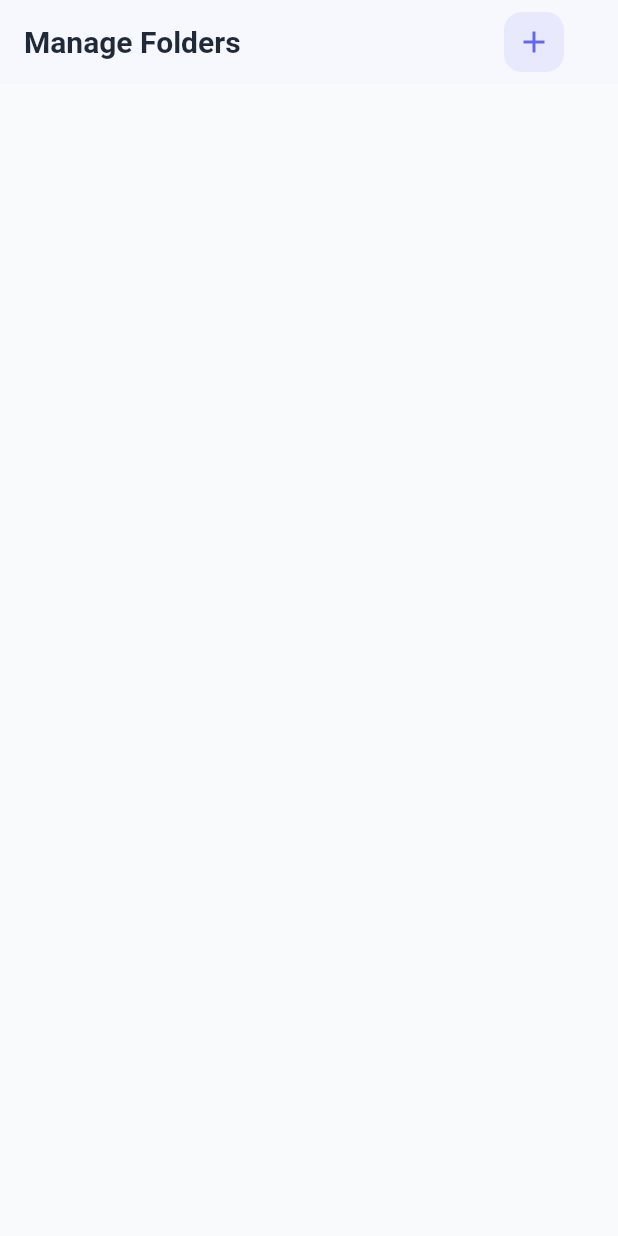
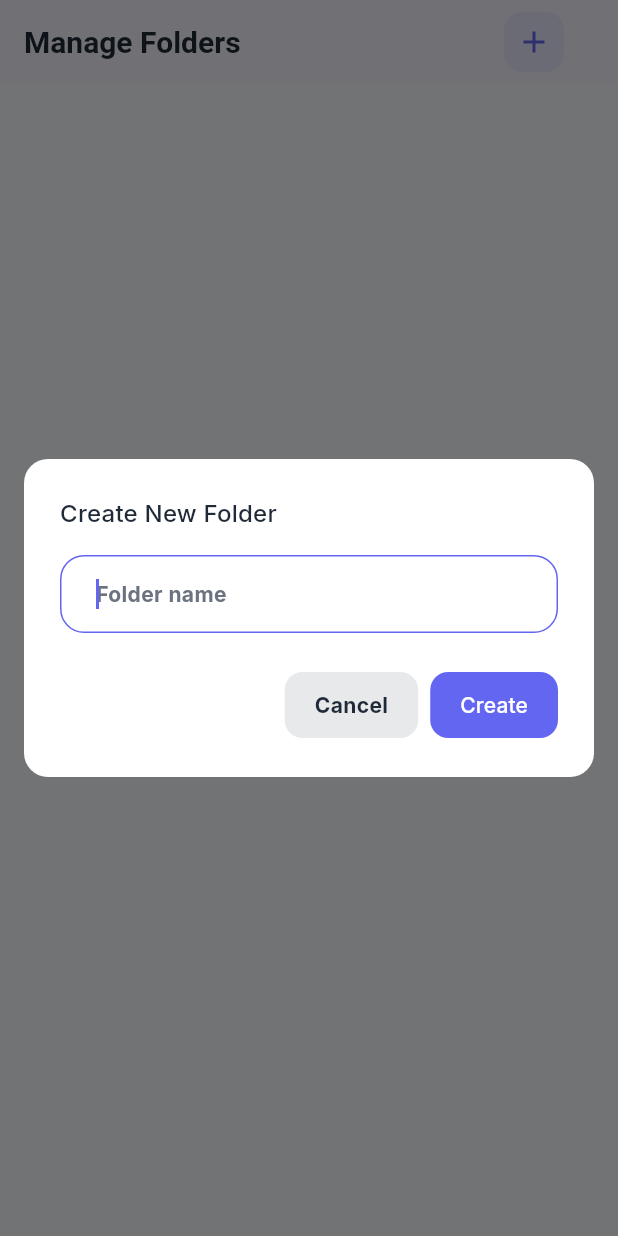
Before and after one commit to ketchstudio/ai-memo-app, a Flutter app: the FolderManagementScreen screen opened by its route, after a tap on the "add" icon, on a phone screen of 412 x 824 dp. Run offline on Flutter 3.47's test engine with Material 3 defaults, Android fonts, the phone set to English and light mode, and no system bars; our stand-ins replace bloc, equatable, firebase_core, flutter_bloc, flutter_dotenv, get_it and 4 more; missing offline and left inert: supabase_auth_ui; accounts and stored records are empty; statements that could not run were skipped.

Commit message:
Refactor: remove debug print statements and enhance folder state management

```diff
--- a/lib/ana_app.dart
+++ b/lib/ana_app.dart
@@ -5,6 +5,8 @@ import 'package:ana_flutter/presentation/routers/app_router.dart';
 import 'package:ana_flutter/presentation/theme/app_colors.dart';
 import 'package:flutter/material.dart';
 import 'package:flutter_bloc/flutter_bloc.dart';
+
+import 'core/presentation/snackbar_manager.dart';
 
 class AnaApp extends StatelessWidget {
   AnaApp({super.key});
@@ -28,8 +30,7 @@ class AnaApp extends StatelessWidget {
           return BlocProvider<FolderBloc>(
             // key ensures a fresh FolderBloc after login/logout
             key: ValueKey(authState is AuthAuthenticated),
-            create: (_) =>
-            authState is AuthAuthenticated
+            create: (_) => authState is AuthAuthenticated
                 ? FolderBloc()
                 : FolderBloc.empty(), // or a dummy/inactive bloc if needed
             child: BlocBuilder<ThemeCubit, ThemeMode>(
@@ -42,6 +43,7 @@ class AnaApp extends StatelessWidget {
                   routerConfig: AppRouter(
                     isAuth: authState is AuthAuthenticated,
                   ).router,
+                  scaffoldMessengerKey: SnackbarManager.messengerKey,
                 );
               },
             ),
--- /dev/null
+++ b/lib/core/presentation/snackbar_manager.dart
@@ -0,0 +1,58 @@
+import 'package:flutter/material.dart';
+
+/// Defines types of snackbars for styling.
+enum SnackbarType { info, success, warning, error }
+
+/// Global manager for showing SnackBars from anywhere in the app.
+class SnackbarManager {
+  /// Key to access the ScaffoldMessenger.
+  static final GlobalKey<ScaffoldMessengerState> messengerKey = GlobalKey<ScaffoldMessengerState>();
+
+  /// Shows a SnackBar with the given message and style.
+  ///
+  /// [message]: Text to display.
+  /// [type]: Visual style of the bar.
+  /// [duration]: How long to show it.
+  /// [actionLabel] & [onAction]: Optional button label and callback.
+  static void show({
+    required String message,
+    SnackbarType type = SnackbarType.info,
+    Duration duration = const Duration(seconds: 3),
+    String? actionLabel,
+    VoidCallback? onAction,
+  }) {
+    // Build styled SnackBar
+    final snackBar = SnackBar(
+      content: Text(message),
+      backgroundColor: _backgroundColor(type),
+      duration: duration,
+      action: actionLabel != null
+          ? SnackBarAction(
+        label: actionLabel,
+        textColor: Colors.white,
+        onPressed: onAction ?? () {},
+      )
+          : null,
+    );
+
+    // Remove current one (if any) and show new
+    messengerKey.currentState
+      ?..removeCurrentSnackBar()
+      ..showSnackBar(snackBar);
+  }
+
+  /// Maps [SnackbarType] to a background color.
+  static Color _backgroundColor(SnackbarType type) {
+    switch (type) {
+      case SnackbarType.success:
+        return Colors.green;
+      case SnackbarType.warning:
+        return Colors.orange;
+      case SnackbarType.error:
+        return Colors.red;
+      case SnackbarType.info:
+      default:
+        return Colors.blueGrey;
+    }
+  }
+}
--- a/lib/core/presentation/widget/inverse_text_button.dart
+++ b/lib/core/presentation/widget/inverse_text_button.dart
@@ -30,6 +30,7 @@ class InverseTextButton extends StatelessWidget {
     final overrideTextColor = textColor ?? contrastColor;
     return TextButton(
       style: ElevatedButton.styleFrom(
+        textStyle: textStyle?.copyWith(color: overrideTextColor),
         backgroundColor: backgroundColor,
         foregroundColor: contrastColor,
         padding: padding,
--- a/lib/core/result/result_ext.dart
+++ b/lib/core/result/result_ext.dart
@@ -26,7 +26,6 @@ AsyncResultDart<T, AppError> runCatchingAsync<T extends Object>(
     final value = await action();
     return Success(value);
   } catch (e) {
-    print('Error in runCatchingAsync: $e');
     final appErr = ErrorMapper.map(e);
     return Failure(appErr);
   }
--- a/lib/data/remote/supabase_folder_remote_datasource.dart
+++ b/lib/data/remote/supabase_folder_remote_datasource.dart
@@ -26,10 +26,12 @@ class SupabaseRemoteFolderDataSource extends FolderDataSource {
     final response = await client
         .from(SupabaseDatabaseTable.folders)
         .insert({'name': name})
+        .select()
+        .single()
         .onError(
           (e, stacktrace) => throw NetworkError('Failed to create folder: $e'),
         );
-    return Folder.fromMap(response.data as Map<String, dynamic>);
+    return Folder.fromMap(response);
   }
 
   @override
--- a/lib/data/repositories/default_folder_repository.dart
+++ b/lib/data/repositories/default_folder_repository.dart
@@ -20,13 +20,10 @@ class DefaultFolderRepository implements FolderRepository {
   AsyncResultDart<List<Folder>, AppError> getAll() =>
       runCatchingAsync(() async {
         final localFolders = await _local.getAll();
-        print('Fetching folders from repository: ${localFolders.length} found');
         if (localFolders.isNotEmpty) {
           return localFolders;
         } else {
-
           final remoteFolders = await _remote.getAll();
-          print('Fetching remoteFolders from repository: ${remoteFolders.length} found');
           await _local.setAll(remoteFolders);
           return remoteFolders;
         }
--- a/lib/presentation/app/bloc/folder/folder_state.dart
+++ b/lib/presentation/app/bloc/folder/folder_state.dart
@@ -1,31 +1,52 @@
 import 'package:ana_flutter/presentation/home/folder/folder_contract.dart';
 import 'package:equatable/equatable.dart';
 
-import '../../../../domain/models/folder.dart';
-
 abstract class FolderState extends Equatable {
-  @override
-  List<Object?> get props => [];
-}
-
-class FolderInitial extends FolderState {}
-
-class FolderLoading extends FolderState {}
-
-class FolderLoadSuccess extends FolderState {
+  /// The current list of folders (may be empty).
   final List<FolderUiItem> folders;
 
-  FolderLoadSuccess(this.folders);
+  const FolderState(this.folders);
 
   @override
   List<Object?> get props => [folders];
 }
 
+class FolderInitial extends FolderState {
+  /// At startup, we have no folders yet.
+  const FolderInitial() : super(const []);
+}
+
+class FolderLoading extends FolderState {
+  /// While loading, you can choose to show the last‐known folders (or empty).
+  const FolderLoading(super.folders);
+}
+
+class FolderLoadSuccess extends FolderState {
+  /// On success you always have your fresh folders.
+  const FolderLoadSuccess(super.folders);
+}
+
 class FolderFailure extends FolderState {
+  /// Carry an error message *and* the last folders you had.
   final String message;
 
-  FolderFailure(this.message);
+  const FolderFailure({
+    required this.message,
+    required List<FolderUiItem> folders,
+  }) : super(folders);
 
   @override
-  List<Object?> get props => [message];
+  List<Object?> get props => [message, ...folders];
 }
+
+class EditFolderLoadSuccess extends FolderState {
+  const EditFolderLoadSuccess(super.folders);
+}
+
+class DeleteFolderLoadSuccess extends FolderState {
+  const DeleteFolderLoadSuccess(super.folders);
+}
+
+class CreateFolderLoadSuccess extends FolderState {
+  const CreateFolderLoadSuccess(super.folders);
+}
--- a/lib/presentation/folder_management/folder_management_screen.dart
+++ b/lib/presentation/folder_management/folder_management_screen.dart
@@ -1,5 +1,9 @@
+import 'package:ana_flutter/core/presentation/decoration/app_input_decoration.dart';
+import 'package:ana_flutter/core/presentation/snackbar_manager.dart';
+import 'package:ana_flutter/core/presentation/widget/inverse_text_button.dart';
 import 'package:ana_flutter/presentation/home/folder/folder_contract.dart';
 import 'package:ana_flutter/presentation/theme/app_border_radius.dart';
+import 'package:ana_flutter/presentation/theme/app_text_styles.dart';
 import 'package:flutter/material.dart';
 import 'package:flutter_bloc/flutter_bloc.dart';
 
@@ -20,7 +24,19 @@ class FolderManagementScreen extends StatelessWidget {
           Padding(
             padding: const EdgeInsets.symmetric(horizontal: 36, vertical: 8),
             child: RoundedIconButton(
-              onPressed: () {},
+              onPressed: () {
+                showFolderNameDialog(
+                  context: context,
+                  initialName: '',
+                  title: 'Create New Folder',
+                  confirmLabel: 'Create',
+                ).then((newName) {
+                  if (newName != null && newName.isNotEmpty) {
+                    if (!context.mounted) return;
+                    context.read<FolderBloc>().add(CreateFolder(newName));
+                  }
+                });
+              },
               icon: Icons.add,
               color: Theme.of(context).colorScheme.primary,
               size: 24,
@@ -28,28 +44,62 @@ class FolderManagementScreen extends StatelessWidget {
           ),
         ],
       ),
-      body: BlocBuilder<FolderBloc, FolderState>(
+      body: BlocConsumer<FolderBloc, FolderState>(
+        listener: (context, state) {
+          if (state is EditFolderLoadSuccess) {
+            SnackbarManager.show(
+              message: 'Folder renamed successfully!',
+              type: SnackbarType.success,
+            );
+          }
+
+          if (state is DeleteFolderLoadSuccess) {
+            SnackbarManager.show(
+              message: 'Folder deleted successfully!',
+              type: SnackbarType.success,
+            );
+          }
+
+          if (state is CreateFolderLoadSuccess) {
+            SnackbarManager.show(
+              message: 'Folder created successfully!',
+              type: SnackbarType.success,
+            );
+          }
+        },
         builder: (context, state) {
           return Expanded(
             child: Stack(
               children: [
                 if (state is FolderLoading)
                   const Center(child: CircularProgressIndicator()),
+
                 if (state is FolderLoadSuccess && state.folders.isEmpty)
                   const Center(child: Text('No folders available')),
-                if (state is FolderLoadSuccess && state.folders.isNotEmpty)
+
                 ListView.builder(
                   itemCount: state.folders.length,
                   itemBuilder: (context, index) {
                     final folder = state.folders[index];
                     return _FolderCard(
                       folder: folder,
-                        onEdit: () {},
+                      onEdit: () async {
+                        final newName = await showFolderNameDialog(
+                          context: context,
+                          initialName: folder.name,
+                          title: 'Edit Folder Name',
+                          confirmLabel: 'Save',
+                        );
+                        if (newName != null && newName != folder.name) {
+                          if (!context.mounted) return;
+                          context.read<FolderBloc>().add(
+                            EditFolder(folder.id, newName),
+                          );
+                        }
+                      },
                       onDelete: () {
                         // Handle delete action
-                          context.read<FolderBloc>().add(
-                            DeleteFolder(folder.id),
-                          );
+                        context.read<FolderBloc>().add(DeleteFolder(folder.id));
                       },
                     );
                   },
@@ -63,6 +113,69 @@ class FolderManagementScreen extends StatelessWidget {
       ),
     );
   }
+}
+
+Future<String?> showFolderNameDialog({
+  required BuildContext context,
+  required String initialName,
+  required String title,
+  required String confirmLabel,
+}) {
+  final controller = TextEditingController(text: initialName);
+  final formKey = GlobalKey<FormState>();
+
+  return showDialog<String>(
+    context: context,
+    barrierDismissible: false,
+    builder: (ctx) {
+      const horizontalInset = 16.0;
+      return AlertDialog(
+        insetPadding: EdgeInsets.symmetric(horizontal: horizontalInset),
+        shape: RoundedRectangleBorder(borderRadius: AppBorderRadius.card),
+        title: Text(title, style: AppTextStyles.titleMedium(context)),
+        content: SizedBox(
+          width: MediaQuery.of(context).size.width,
+          child: Form(
+            key: formKey,
+            child: TextFormField(
+              controller: controller,
+              autofocus: true,
+              style: AppTextStyles.bodyMedium(context),
+              decoration: appInputDecoration(
+                context: context,
+                hintText: 'Folder name',
+              ),
+              validator: (v) =>
+                  v == null || v.trim().isEmpty ? 'Name can\'t be empty' : null,
+            ),
+          ),
+        ),
+
+        actions: [
+          InverseTextButton(
+            text: 'Cancel',
+            onPressed: () => Navigator.of(ctx).pop(null),
+            backgroundColor: Theme.of(
+              context,
+            ).colorScheme.onSurface.withOpacity(0.1),
+            textStyle: AppTextStyles.bodyMedium(
+              context,
+            ).withFontWeight(FontWeight.bold),
+            textColor: Theme.of(context).colorScheme.onSurface,
+          ),
+          InverseTextButton(
+            text: confirmLabel,
+            backgroundColor: Theme.of(context).colorScheme.primary,
+            onPressed: () {
+              if (formKey.currentState!.validate()) {
+                Navigator.of(ctx).pop(controller.text.trim());
+              }
+            },
+          ),
+        ],
+      );
+    },
+  );
 }
 
 class _FolderCard extends StatelessWidget {
@@ -104,7 +217,8 @@ class _FolderCard extends StatelessWidget {
             ),
             const SizedBox(width: 12),
             // title & count
-            Column(
+            Expanded(
+              child: Column(
                 crossAxisAlignment: CrossAxisAlignment.start,
                 children: [
                   Text(
@@ -113,6 +227,8 @@ class _FolderCard extends StatelessWidget {
                       fontSize: 16,
                       fontWeight: FontWeight.w600,
                     ),
+                    maxLines: 2,
+                    overflow: TextOverflow.ellipsis,
                   ),
                   const SizedBox(height: 2),
                   Text(
@@ -121,7 +237,8 @@ class _FolderCard extends StatelessWidget {
                   ),
                 ],
               ),
-            const Spacer(),
+            ),
+            const SizedBox(width: 12),
             // edit button
             // optional delete button
             RoundedIconButton(
```
Also changed, not shown: lib/presentation/app/bloc/folder/folder_bloc.dart (+29 -10 lines), lib/presentation/home/create_from_text/create_from_text.dart (+33 -11 lines), lib/presentation/home/folder/folder_card.dart (+9 -2 lines), lib/presentation/home/home_screen.dart (+18 -19 lines). Lines whose indentation alone changed are shown as unchanged.
